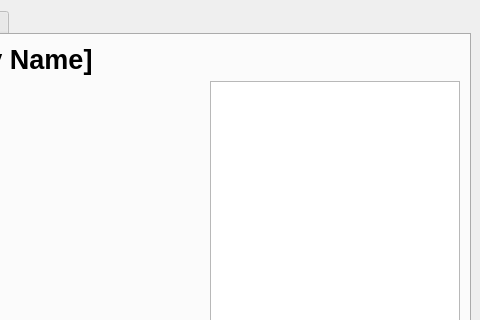
Old version of the form main.ui in the repository TomFryers/activate; both pictures show x 800 to 1280 and y 0 to 320 of the 1280 by 720 pixel window.
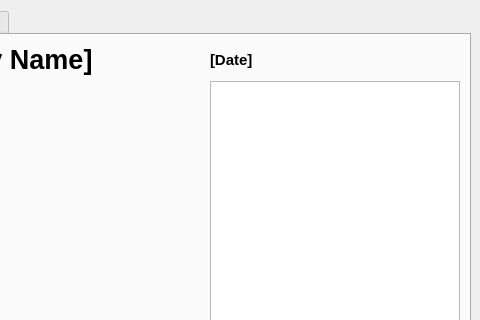
New version of the form.

Commit message: Add activity date view

Diff of the .ui file:
```diff
--- a/main.ui
+++ b/main.ui
@@ -156,6 +156,20 @@
             </property>
            </widget>
           </item>
+          <item row="0" column="1">
+           <widget class="QLabel" name="label_3">
+            <property name="font">
+             <font>
+              <pointsize>11</pointsize>
+              <weight>75</weight>
+              <bold>true</bold>
+             </font>
+            </property>
+            <property name="text">
+             <string>[Date]</string>
+            </property>
+           </widget>
+          </item>
          </layout>
         </item>
        </layout>
```
The commit also changes 2 other files.
